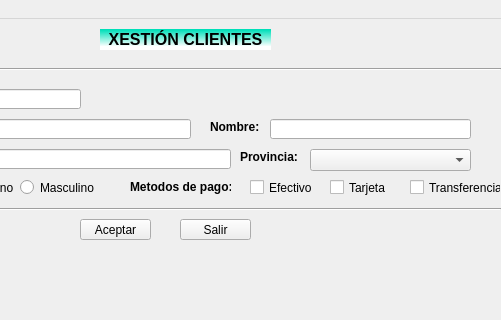
Above: ventana.ui from XabierMartinezGomez/Proyecto1_ before the change; both pictures show x 150 to 651 and y 0 to 320 of the 651 by 444 pixel window. Below: the same form after it.
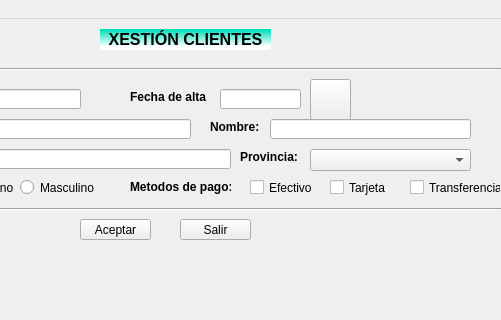
That is the form after the change. Icons and pictures are not drawn.

Commit message: V 0.0.2 Trabajando la ventana salir

```diff
--- a/ventana.ui
+++ b/ventana.ui
@@ -363,6 +363,58 @@
      </rect>
     </property>
    </widget>
+   <widget class="QLabel" name="lblClialta">
+    <property name="geometry">
+     <rect>
+      <x>280</x>
+      <y>70</y>
+      <width>81</width>
+      <height>16</height>
+     </rect>
+    </property>
+    <property name="font">
+     <font>
+      <weight>75</weight>
+      <bold>true</bold>
+     </font>
+    </property>
+    <property name="text">
+     <string>Fecha de alta</string>
+    </property>
+   </widget>
+   <widget class="QLineEdit" name="editClialta">
+    <property name="geometry">
+     <rect>
+      <x>370</x>
+      <y>70</y>
+      <width>81</width>
+      <height>20</height>
+     </rect>
+    </property>
+   </widget>
+   <widget class="QPushButton" name="btnCalendar">
+    <property name="geometry">
+     <rect>
+      <x>460</x>
+      <y>60</y>
+      <width>41</width>
+      <height>41</height>
+     </rect>
+    </property>
+    <property name="text">
+     <string/>
+    </property>
+    <property name="icon">
+     <iconset>
+      <normaloff>img/calendar.jpg</normaloff>img/calendar.jpg</iconset>
+    </property>
+    <property name="iconSize">
+     <size>
+      <width>36</width>
+      <height>36</height>
+     </size>
+    </property>
+   </widget>
   </widget>
   <widget class="QMenuBar" name="menuBar">
    <property name="geometry">
```
Left out of the diff: 4 changed lines with no effect on the pictures. The commit also changes 12 other files.
